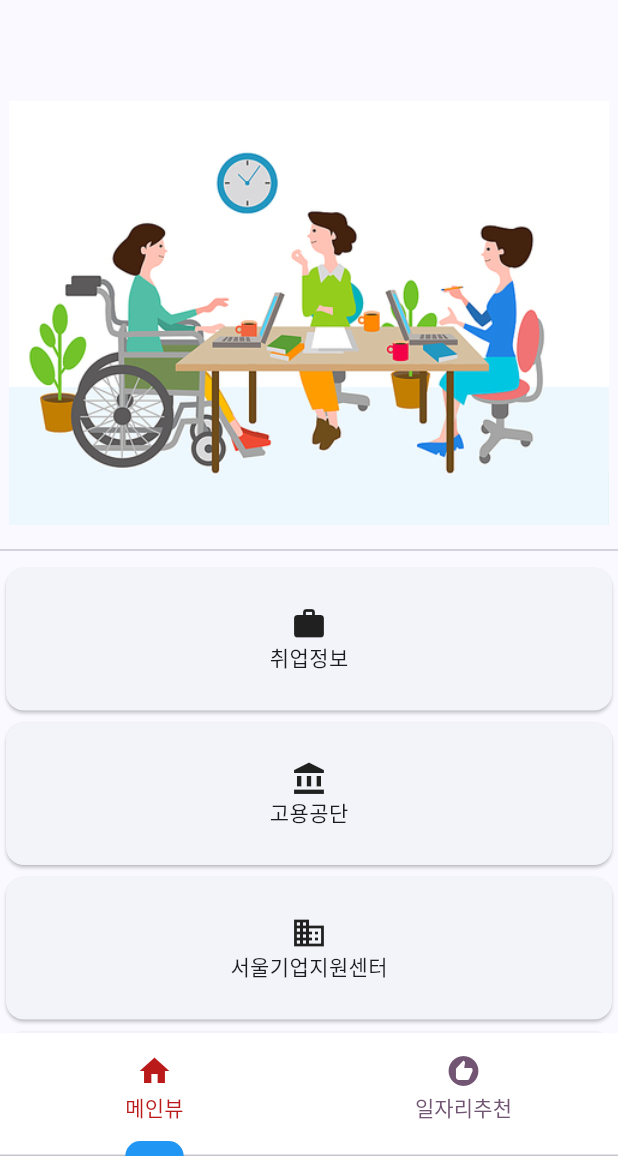
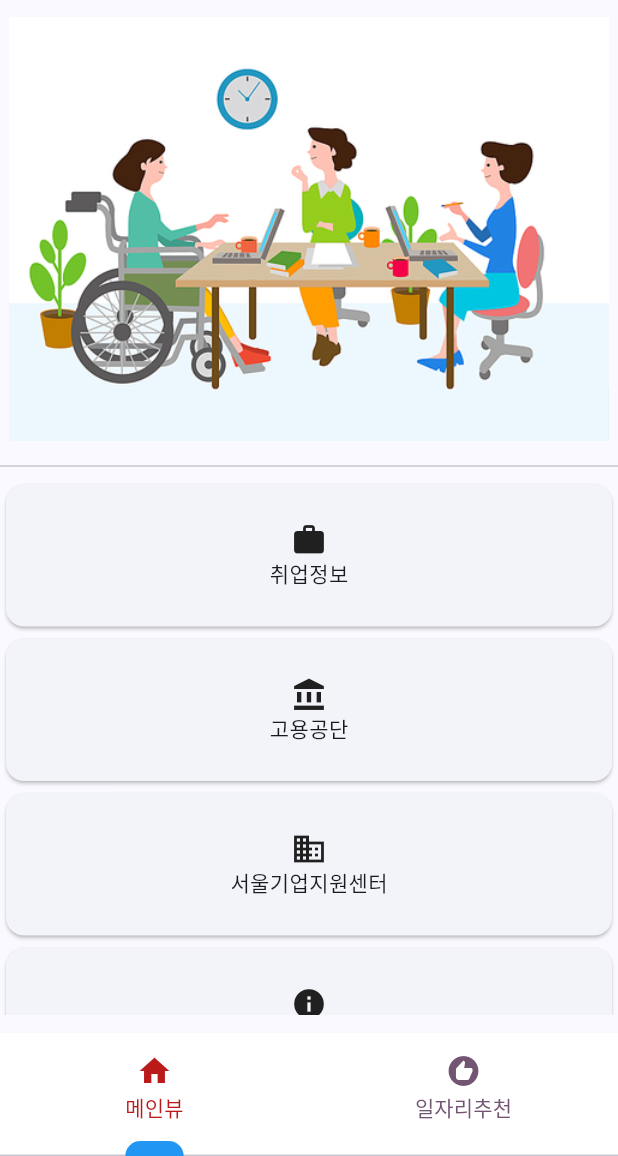
Before and after one commit to Oh-Kang94/Season3_Main-Project_Disabled-App, a Flutter app: the screen it shows after launch, on a phone screen of 412 x 824 dp, the part 80-1236 px from its top. Run offline on Flutter 3.47's test engine with Material 2 defaults, Android fonts, the phone set to English and light mode, and no system bars; our stand-ins replace animated_splash_screen, firebase_core, firebase_storage, flutter_dotenv, flutter_markdown, flutter_screenutil and 6 more; missing offline and left inert: jwt_decode, kpostal; accounts and stored records are empty; Roboto replaces fonts that are missing (NotoSansKR-Regular); project files that could hold a hidden picture were left out.

```diff
--- a/lib/view/mainview.dart
+++ b/lib/view/mainview.dart
@@ -1,8 +1,8 @@
 import 'dart:async';
 
 import 'package:flutter/material.dart';
+import 'package:flutter_screenutil/flutter_screenutil.dart';
 import 'package:get/get.dart';
-import 'package:get/get_core/src/get_main.dart';
 import 'package:season3_team1_mainproject/view/webclass.dart';
 
 class Mainview extends StatefulWidget {
@@ -74,21 +74,22 @@ class _MainviewState extends State<Mainview> {
   @override
   Widget build(BuildContext context) {
     return Scaffold(
-      appBar: AppBar(),
-      body: SingleChildScrollView(
-        child: Column(
+      body: Column(
         children: [
           Image.asset(
             'assets/images/${imagesFile[currentPage]}',
             width: 400,
             height: 300,
           ),
-            Divider(
+          const Divider(
             // color: Colors.grey,
             thickness: 1,
           ),
-            GridView.builder(
-              physics: NeverScrollableScrollPhysics(), // GridView의 스크롤 동작 비활성화
+          SingleChildScrollView(
+            child: SizedBox(
+              height: 300.h,
+              child: GridView.builder(
+                physics: const BouncingScrollPhysics(), // GridView의 스크롤 동작 비활성화
                 shrinkWrap: true, // 필요한 크기만큼만 공간을 차지하도록 설정
                 itemCount: siteTextList.length,
                 gridDelegate: const SliverGridDelegateWithFixedCrossAxisCount(
@@ -100,10 +101,7 @@ class _MainviewState extends State<Mainview> {
                     onTap: () {
                       Get.to(WebClass(site: siteList[index]));
                     },
-                  child: Container(
-                    // color: Colors.white,
                     child: Card(
-                      // color: Colors.blue,
                       child: Column(
                         mainAxisAlignment: MainAxisAlignment.center,
                         children: [
@@ -112,12 +110,12 @@ class _MainviewState extends State<Mainview> {
                         ],
                       ),
                     ),
-                  ),
                   );
                 },
               ),
+            ),
+          ),
         ],
-        ),
       ),
     );
   }
```
Lines whose indentation alone changed are shown as unchanged.
